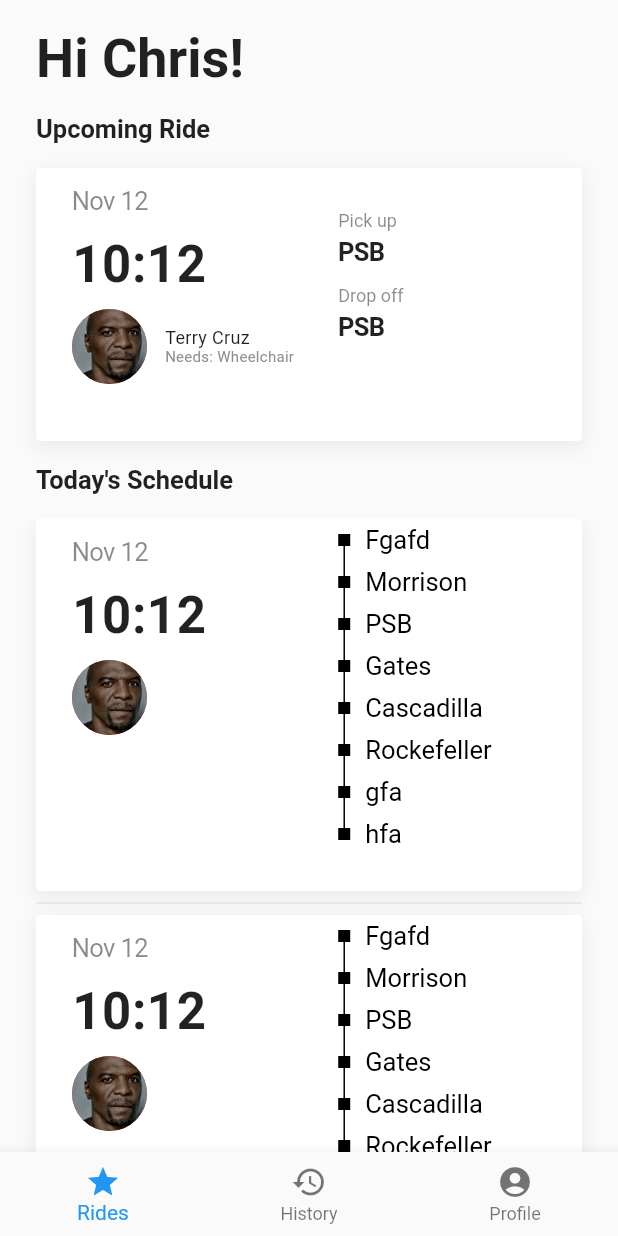
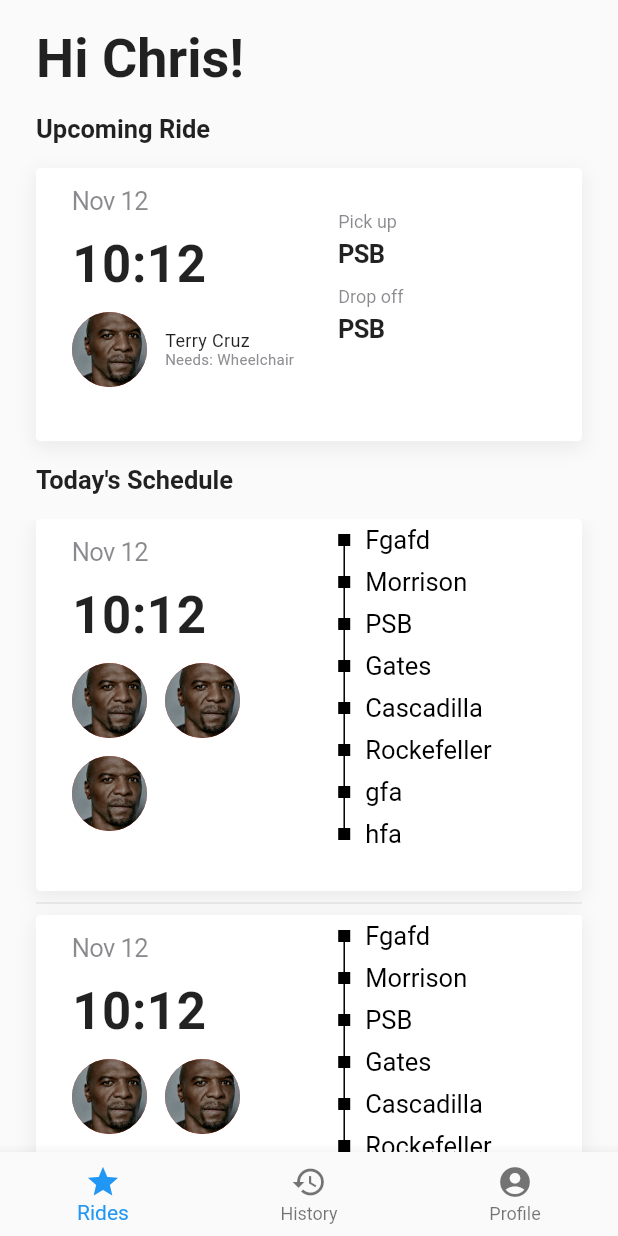
Before and after one commit to cornell-dti/carriage-driver, a Flutter app: the Home screen opened directly, on a phone screen of 412 x 824 dp. Run offline on Flutter 3.47's test engine with Material 2 defaults, Android fonts, the phone set to English and light mode, and no system bars; our stand-ins replace google_sign_in; Roboto replaces fonts that are missing (SFPro).

Commit message:
Multiple Riders Upcoming Ride
Grid actually implemented using Wrap, giving more control over the size of the images. Using Wrap also avoids the additional work of disabling scrolling.

Using wrap might, however, cause differences in display on different screen sizes.

```diff
--- a/lib/Upcoming.dart
+++ b/lib/Upcoming.dart
@@ -195,7 +195,7 @@ class _CurrentRideState extends State<CurrentRide> {
     double btnHeight = 0.059 * MediaQuery.of(context).size.height;
     double btnPadding = 24;
 
-    if(_starting) {
+    if (_starting) {
       setState(() {
         _containerWidth = width;
         _containerHeight = width / 2 + btnHeight + btnPadding;
@@ -241,7 +241,7 @@ class _CurrentRideState extends State<CurrentRide> {
                       Date(),
                       Time(),
                       Padding(
-                          padding: EdgeInsets.only(left: 24.0, top: 10.0),
+                          padding: EdgeInsets.only(left: 24.0, top: 12.0),
                           child: Rider())
                     ],
                   ),
@@ -251,10 +251,10 @@ class _CurrentRideState extends State<CurrentRide> {
                   child: Column(
                     mainAxisAlignment: MainAxisAlignment.center,
                     children: <Widget>[
-                          Location(heading: 'Pick up'),
-                          SizedBox(height: 12.0),
-                          Location(heading: 'Drop off')
-                        ],
+                      Location(heading: 'Pick up'),
+                      SizedBox(height: 12.0),
+                      Location(heading: 'Drop off')
+                    ],
                   ),
                 )
               ],
@@ -299,15 +299,33 @@ class UpcomingRide extends StatefulWidget {
 }
 
 class _UpcomingRideState extends State<UpcomingRide> {
+  List<String> _riders;
+  List<String> _destinations;
+
+  @override
+  void initState() {
+    super.initState();
+    // Fetch Upcoming Information
+    _riders = ['assets/images/terry.jpg', 'assets/images/terry.jpg', 'assets/images/terry.jpg'];
+    _destinations = [
+      "Fgafd",
+      "Morrison",
+      "PSB",
+      "Gates",
+      "Cascadilla",
+      "Rockefeller",
+      "gfa",
+      "hfa"
+    ];
+  }
+
   @override
   Widget build(BuildContext context) {
     double width = MediaQuery.of(context).size.width - 48;
 
     return Container(
       constraints: BoxConstraints(
-        minWidth: width, maxWidth: width,
-        minHeight: width / 2
-      ),
+          minWidth: width, maxWidth: width, minHeight: width / 2),
       child: GestureDetector(
         onTap: () {
           Navigator.of(context).push(MaterialPageRoute(builder: (context) {
@@ -326,8 +344,7 @@ class _UpcomingRideState extends State<UpcomingRide> {
                   spreadRadius: 1.0)
             ],
           ),
-          child: Column(
-              children: <Widget>[
+          child: Column(children: <Widget>[
             Row(
               crossAxisAlignment: CrossAxisAlignment.start,
               children: <Widget>[
@@ -339,12 +356,17 @@ class _UpcomingRideState extends State<UpcomingRide> {
                       Date(),
                       Time(),
                       Padding(
-                          padding: EdgeInsets.only(left: 24.0, top: 10.0),
-                          child:
-                          // Some kind of responsive grid will need to go here
-                          CircleAvatar(
-                            backgroundImage: AssetImage('assets/images/terry.jpg'),
-                            radius: 25,
+                          padding: EdgeInsets.only(left: 24.0, top: 12.0, right: 24.0, bottom: 12.0),
+                          child: Wrap(
+                            spacing: 12,
+                            runSpacing: 12,
+                            children: List.generate(_riders.length, (int index) {
+                              return CircleAvatar(
+                                radius: 25,
+                                backgroundImage:
+                                    AssetImage(_riders[index]),
+                              );
+                            }),
                           ))
                     ],
                   ),
@@ -353,7 +375,7 @@ class _UpcomingRideState extends State<UpcomingRide> {
                   flex: 146,
                   child: Column(
                     children: <Widget>[
-                      Route(destinations: ["Fgafd", "Morrison","PSB", "Gates", "Cascadilla", "Rockefeller", "gfa", "hfa"]),
+                      Route(destinations: _destinations),
                       SizedBox(height: 24)
                     ],
                   ),
@@ -368,10 +390,8 @@ class _UpcomingRideState extends State<UpcomingRide> {
 }
 
 class Route extends StatefulWidget {
-  const Route ({
-    Key key,
-    @required this.destinations
-  }) : assert(destinations != null),
+  const Route({Key key, @required this.destinations})
+      : assert(destinations != null),
         super(key: key);
 
   final List<String> destinations;
@@ -381,7 +401,6 @@ class Route extends StatefulWidget {
 }
 
 class _RouteState extends State<Route> {
-
   @override
   void initState() {
     // TODO: implement initState
@@ -412,10 +431,10 @@ class _RouteState extends State<Route> {
             children: <Widget>[
               _buildLine(!_isFirst(index)),
               Container(
-                width: 8, height: 8,
-                decoration: BoxDecoration(
-                  color: Colors.black
-                ),),
+                width: 8,
+                height: 8,
+                decoration: BoxDecoration(color: Colors.black),
+              ),
               _buildLine(!_isLast(index)),
             ],
           ),
```
